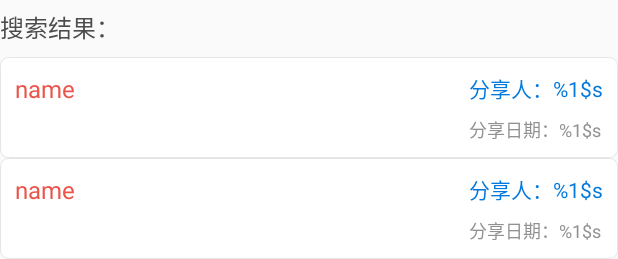
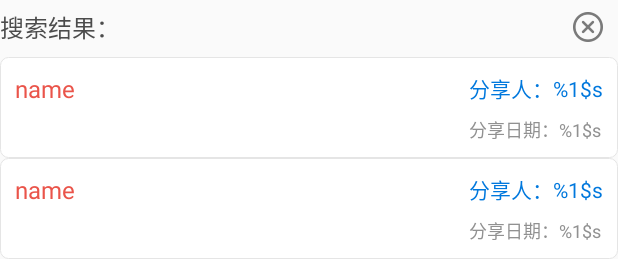
Before and after one commit to ruilin/MovieEyes, an Android app: the layout fragment_movielist.xml on its own in the app's theme, with its tools: preview values and no code run, on a phone screen of 412 x 824 dp. Shown: the top 259 px of the screen. Run offline under Robolectric (Android 15) with nearby library versions, the phone set to English and light mode, and no system bars.

Commit message:
新增清除搜索功能

```diff
--- a/app/src/main/java/ruilin/com/movieeyes/activity/MainActivity.java
+++ b/app/src/main/java/ruilin/com/movieeyes/activity/MainActivity.java
@@ -171,6 +171,11 @@ public class MainActivity extends AppCompatActivity implements OnClickListener,
 //        WebViewActivity.startForUrl(this, item.url);
     }
 
+    @Override
+    public void onMovielistClose() {
+        setFragment(mHotFra);
+    }
+
     /**
      *
      */
--- a/app/src/main/java/ruilin/com/movieeyes/fragment/MovieListFragment.java
+++ b/app/src/main/java/ruilin/com/movieeyes/fragment/MovieListFragment.java
@@ -80,6 +80,14 @@ public class MovieListFragment extends Fragment {
             mAdapter = new MovieListRecyclerViewAdapter(getContext(), mItems, mListener);
             recyclerView.setAdapter(mAdapter);
         }
+        contentView.findViewById(R.id.bt_close).setOnClickListener(new View.OnClickListener() {
+            @Override
+            public void onClick(View view) {
+                if (mListener != null) {
+                    mListener.onMovielistClose();
+                }
+            }
+        });
         return contentView;
     }
 
@@ -126,5 +134,6 @@ public class MovieListFragment extends Fragment {
     public interface OnListFragmentInteractionListener {
         // TODO: Update argument type and name
         void onListFragmentInteraction(MovieUrl item);
+        void onMovielistClose();
     }
 }
--- a/app/src/main/res/layout/fragment_movielist.xml
+++ b/app/src/main/res/layout/fragment_movielist.xml
@@ -2,20 +2,37 @@
 <LinearLayout xmlns:android="http://schemas.android.com/apk/res/android"
     xmlns:app="http://schemas.android.com/apk/res-auto"
     xmlns:tools="http://schemas.android.com/tools"
-    android:orientation="vertical"
     android:layout_width="match_parent"
-    android:layout_height="match_parent">
+    android:layout_height="match_parent"
+    android:orientation="vertical">
 
-    <TextView
-        android:id="@+id/tv_tips"
+    <LinearLayout
         android:layout_width="match_parent"
         android:layout_height="wrap_content"
-        android:layout_gravity="center_horizontal"
+        android:orientation="horizontal"
+        android:gravity="center_vertical"
         android:layout_marginBottom="8dp"
         android:layout_marginTop="6dp"
-        android:textSize="@dimen/text_size_4"
-        android:textColor="@color/text_black"
-        android:text="@string/main_search_result_tips" />
+        >
+
+        <TextView
+            android:id="@+id/tv_tips"
+            android:layout_width="0dp"
+            android:layout_height="wrap_content"
+            android:layout_weight="1"
+            android:text="@string/main_search_result_tips"
+            android:textColor="@color/text_black"
+            android:textSize="@dimen/text_size_4" />
+
+        <Button
+            android:id="@+id/bt_close"
+            android:layout_width="20dp"
+            android:layout_height="20dp"
+            android:background="@drawable/ic_close"
+            android:layout_marginRight="10dp"
+            style="?android:textAppearanceSmall"
+            />
+    </LinearLayout>
 
     <android.support.v7.widget.RecyclerView
         android:id="@+id/list"
```
Also changed, not shown: app/src/main/res/drawable/ic_close.png (added).
